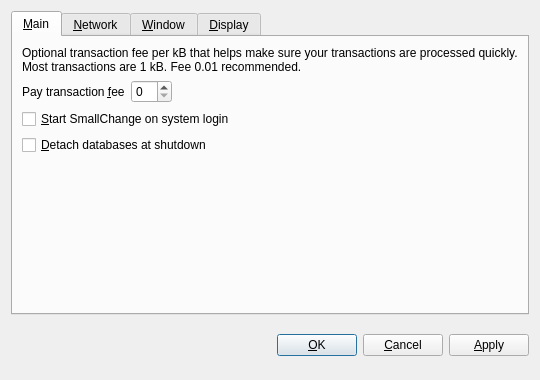
Before: the Qt Designer form src/qt/forms/optionsdialog.ui in Juanroalvarado/ufmcoin, drawn with Qt 5.
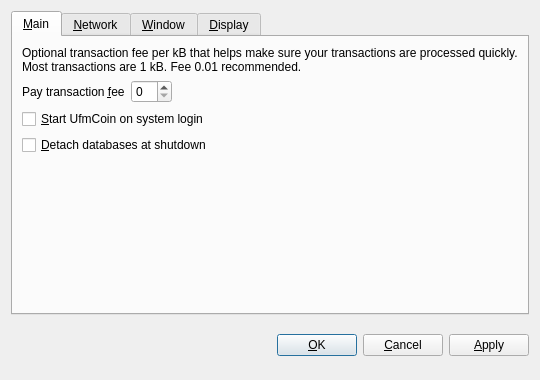
After: the same form once the commit is applied. The open tabs and pages were chosen to show the change. Custom widgets are drawn as their Qt base class.

Patch:
```diff
--- a/src/qt/forms/optionsdialog.ui
+++ b/src/qt/forms/optionsdialog.ui
@@ -82,7 +82,7 @@
           <string>Automatically start SmallChange after logging in to the system.</string>
          </property>
          <property name="text">
-          <string>&amp;Start SmallChange on system login</string>
+          <string>&amp;Start UfmCoin on system login</string>
          </property>
         </widget>
        </item>
```
Left out of the diff: 10 changed lines with no effect on the pictures.
